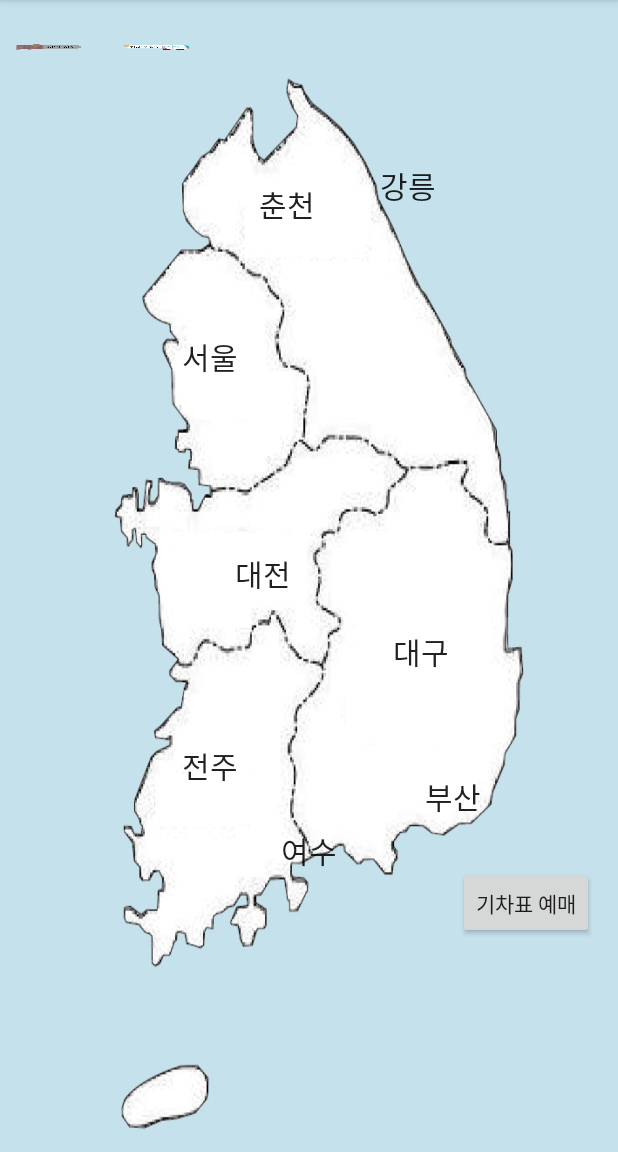
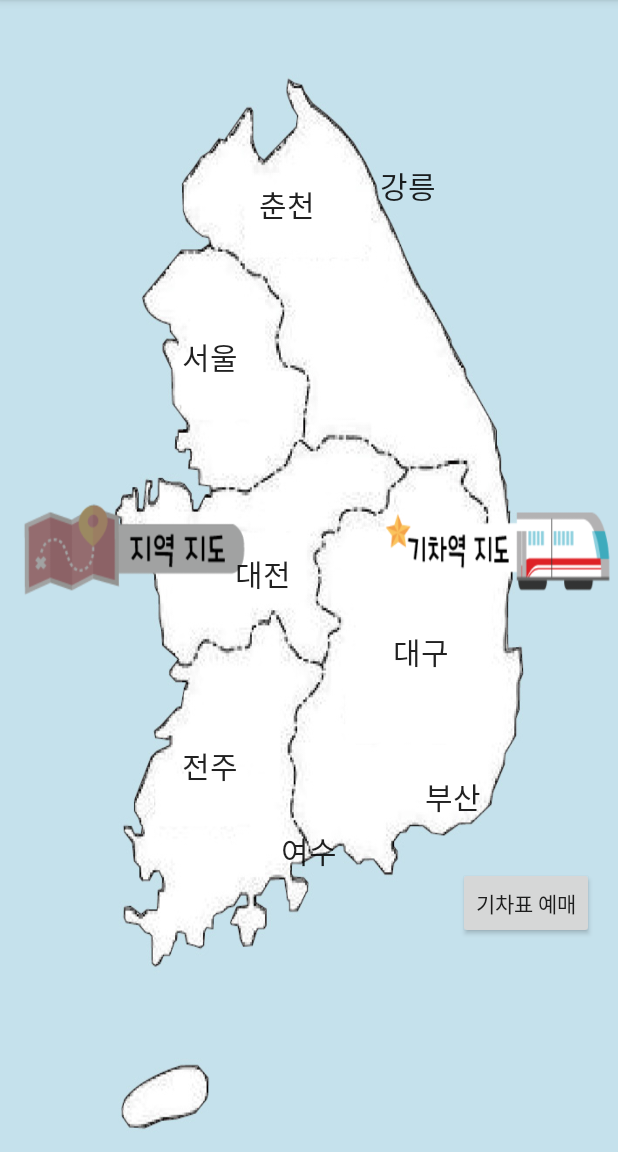
Before and after one commit to goyurim/projectApp, an Android app: the Map2Activity screen opened directly, with no data from a screen before it, on a phone screen of 412 x 824 dp, the part 84-1236 px from its top. Run offline under Robolectric (Android 15) with nearby library versions, the light colour scheme and no system bars; our stand-ins replace Firebase (no records; nobody signed in at launch, a user with empty details on screens opened directly).

```diff
--- a/app/src/main/res/layout/activity_map.xml
+++ b/app/src/main/res/layout/activity_map.xml
@@ -8,8 +8,8 @@
     tools:context="com.example.qpeij.projectapp.MapActivity">
 
     <ImageButton
-        android:layout_width="120dp"
-        android:layout_height="50dp"
+        android:layout_width="match_parent"
+        android:layout_height="wrap_content"
         android:layout_marginLeft="8dp"
         android:layout_marginStart="8dp"
         android:layout_marginTop="8dp"
--- a/app/src/main/res/layout/activity_map2.xml
+++ b/app/src/main/res/layout/activity_map2.xml
@@ -21,8 +21,8 @@
         app:layout_constraintTop_toTopOf="parent" />
 
     <ImageButton
-        android:layout_width="120dp"
-        android:layout_height="50dp"
+        android:layout_width="match_parent"
+        android:layout_height="wrap_content"
         android:layout_marginLeft="8dp"
         android:layout_marginStart="8dp"
         android:layout_marginTop="8dp"
```
Also changed, not shown: app/src/main/res/drawable/areamapicon.png (deleted).
